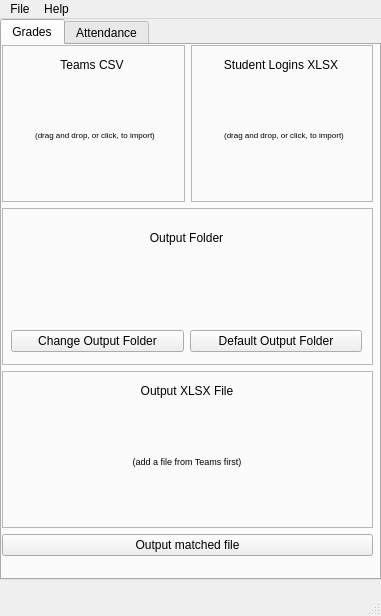
Old version of the form gui/main_window.ui in the repository dylarm/TeamsAtlasBridge.
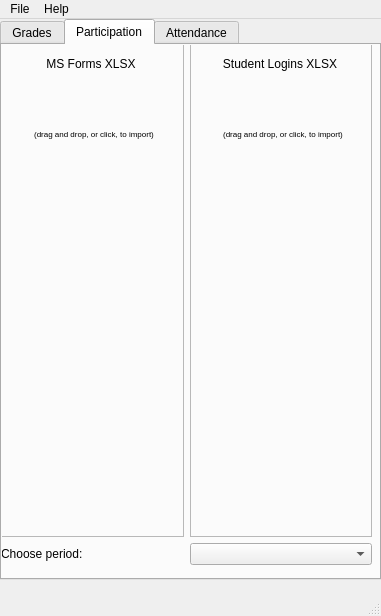
New version of the form. The open tabs and pages were chosen to show the change. Custom widgets are drawn as their Qt base class.

Commit message:
Add tab - participation
Idea: Allow the user to add several XLSX files exported from MS Forms and can view student participation/completion rate.

The edit to the form file:
```diff
--- a/gui/main_window.ui
+++ b/gui/main_window.ui
@@ -287,6 +287,141 @@
       </layout>
      </widget>
     </widget>
+    <widget class="QWidget" name="tab_participation">
+     <attribute name="title">
+      <string>Participation</string>
+     </attribute>
+     <widget class="QWidget" name="gridLayoutWidget_2">
+      <property name="geometry">
+       <rect>
+        <x>-1</x>
+        <y>-1</y>
+        <width>371</width>
+        <height>521</height>
+       </rect>
+      </property>
+      <layout class="QGridLayout" name="gridLayout_2">
+       <item row="0" column="0">
+        <layout class="QHBoxLayout" name="horizontalLayout_3">
+         <item>
+          <widget class="QFrameDragDrop" name="frame_forms_xlsx">
+           <property name="acceptDrops">
+            <bool>true</bool>
+           </property>
+           <property name="frameShape">
+            <enum>QFrame::StyledPanel</enum>
+           </property>
+           <property name="frameShadow">
+            <enum>QFrame::Sunken</enum>
+           </property>
+           <widget class="QLabel" name="label_input_students_forms">
+            <property name="geometry">
+             <rect>
+              <x>0</x>
+              <y>0</y>
+              <width>180</width>
+              <height>40</height>
+             </rect>
+            </property>
+            <property name="text">
+             <string>MS Forms XLSX</string>
+            </property>
+            <property name="alignment">
+             <set>Qt::AlignCenter</set>
+            </property>
+           </widget>
+           <widget class="QPushButton" name="button_input_students_forms">
+            <property name="geometry">
+             <rect>
+              <x>8</x>
+              <y>40</y>
+              <width>170</width>
+              <height>100</height>
+             </rect>
+            </property>
+            <property name="font">
+             <font>
+              <pointsize>6</pointsize>
+             </font>
+            </property>
+            <property name="text">
+             <string>(drag and drop, or click, to import)</string>
+            </property>
+            <property name="flat">
+             <bool>true</bool>
+            </property>
+           </widget>
+          </widget>
+         </item>
+         <item>
+          <widget class="QFrameDragDrop" name="frame_student_xlsx_part">
+           <property name="acceptDrops">
+            <bool>true</bool>
+           </property>
+           <property name="frameShape">
+            <enum>QFrame::StyledPanel</enum>
+           </property>
+           <property name="frameShadow">
+            <enum>QFrame::Sunken</enum>
+           </property>
+           <widget class="QLabel" name="label_input_students_part">
+            <property name="geometry">
+             <rect>
+              <x>0</x>
+              <y>0</y>
+              <width>180</width>
+              <height>40</height>
+             </rect>
+            </property>
+            <property name="text">
+             <string>Student Logins XLSX</string>
+            </property>
+            <property name="alignment">
+             <set>Qt::AlignCenter</set>
+            </property>
+           </widget>
+           <widget class="QPushButton" name="button_input_students_part">
+            <property name="geometry">
+             <rect>
+              <x>8</x>
+              <y>40</y>
+              <width>170</width>
+              <height>100</height>
+             </rect>
+            </property>
+            <property name="font">
+             <font>
+              <pointsize>6</pointsize>
+             </font>
+            </property>
+            <property name="text">
+             <string>(drag and drop, or click, to import)</string>
+            </property>
+            <property name="flat">
+             <bool>true</bool>
+            </property>
+           </widget>
+          </widget>
+         </item>
+        </layout>
+       </item>
+       <item row="1" column="0">
+        <layout class="QHBoxLayout" name="horizontalLayout_4">
+         <item>
+          <widget class="QLabel" name="label_cb_periods">
+           <property name="text">
+            <string>Choose period:</string>
+           </property>
+          </widget>
+         </item>
+         <item>
+          <widget class="QComboBox" name="cb_periods"/>
+         </item>
+        </layout>
+       </item>
+      </layout>
+     </widget>
+    </widget>
     <widget class="QWidget" name="tab_attendance">
      <property name="enabled">
       <bool>false</bool>
```
